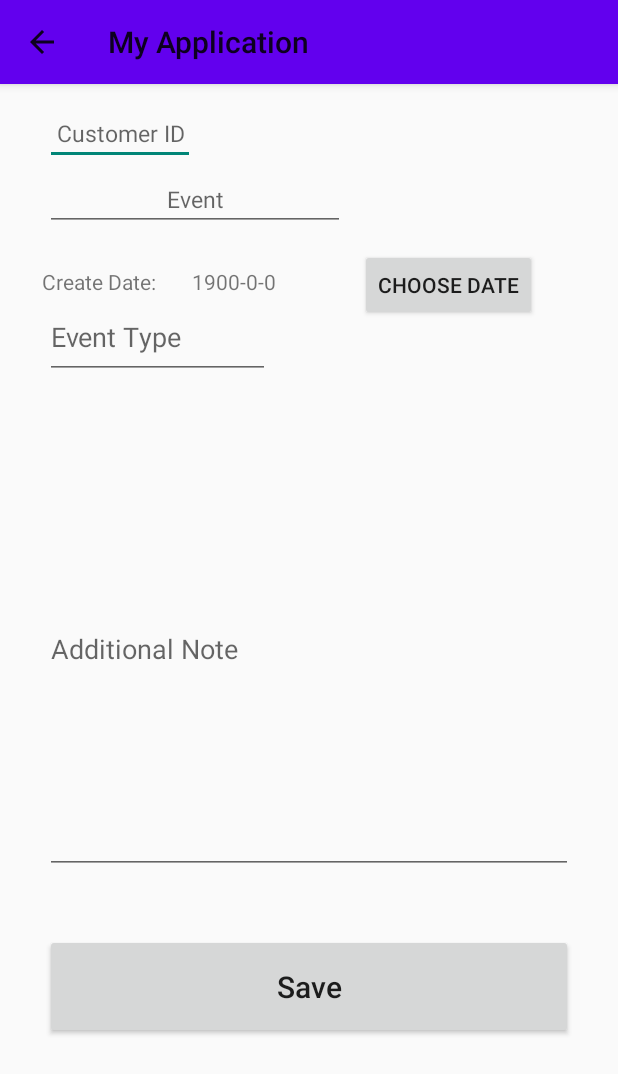
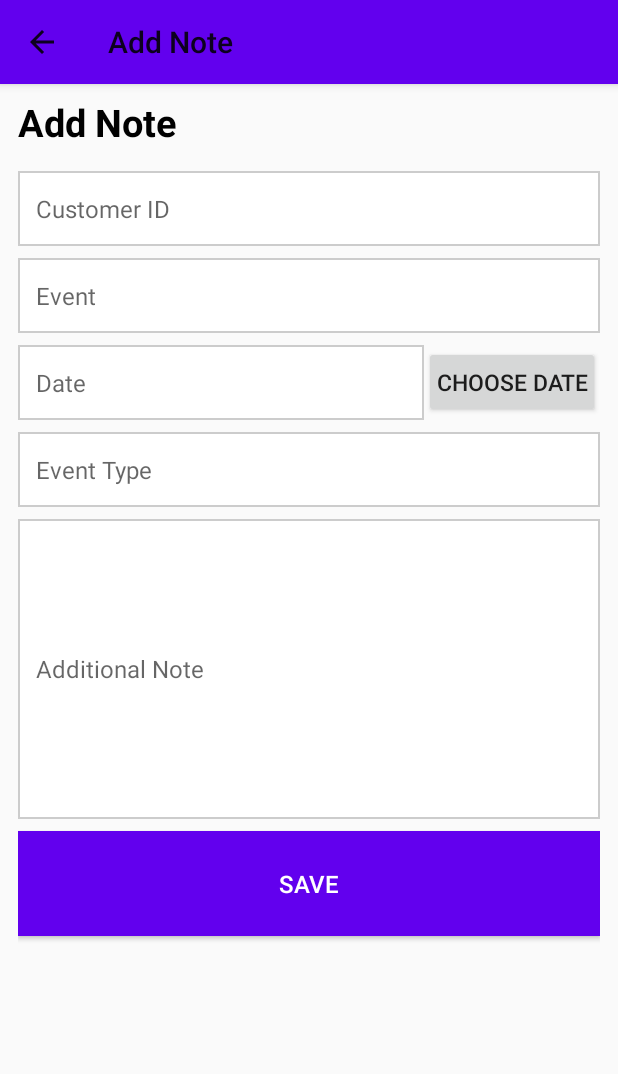
Before and after one commit to boshgg/IT-Team-062, an Android app: the NoteAddActivity screen opened directly, with no data from a screen before it, on a phone screen of 412 x 824 dp. Shown: the top 1074 px of the screen. Run offline under Robolectric (Android 15) with nearby library versions, the phone set to English and light mode, and no system bars.

Commit message:
last version

```diff
--- a/app/src/main/java/com/example/myapplication/activity/CreateDBActivity.java
+++ b/app/src/main/java/com/example/myapplication/activity/CreateDBActivity.java
@@ -198,7 +198,7 @@ public class CreateDBActivity extends AppCompatActivity {
                 String company = cursor.getString(cursor.getColumnIndexOrThrow("company"));
                 String country = cursor.getString(cursor.getColumnIndexOrThrow("country"));
                 String email = cursor.getString(cursor.getColumnIndexOrThrow("email"));
-//                String phone = cursor.getString(cursor.getColumnIndexOrThrow("phone"));
+                String phone = cursor.getString(cursor.getColumnIndexOrThrow("phone"));
                 String language = cursor.getString(cursor.getColumnIndexOrThrow("language"));
                 String location = cursor.getString(cursor.getColumnIndexOrThrow("location"));
                 String interest = cursor.getString(cursor.getColumnIndexOrThrow("interest"));
@@ -216,6 +216,8 @@ public class CreateDBActivity extends AppCompatActivity {
                 custom.setLocation(location);
                 custom.setInterest(interest);
                 custom.setInformation(information);
+                custom.setCountry(country);
+                custom.setPhone(phone);
 
                 allData.add(custom);
             }
--- a/app/src/main/java/com/example/myapplication/activity/CustomerInfoDBHelper.java
+++ b/app/src/main/java/com/example/myapplication/activity/CustomerInfoDBHelper.java
@@ -68,7 +68,7 @@ public class CustomerInfoDBHelper extends SQLiteOpenHelper {
                 COLUMN_GENDER + " TEXT, " +
                 COLUMN_COMPANY + " TEXT, " +
                 COLUMN_COUNTRY + " TEXT, " +
-//                        COLUMN_PHONE + " INTERGER, " +
+                COLUMN_PHONE + " TEXT, " +
                 COLUMN_EMAIL + " TEXT, " +
                 COLUMN_LANGUAGE + " TEXT, " +
                 COLUMN_LOCATION + " TEXT, " +
@@ -100,7 +100,7 @@ public class CustomerInfoDBHelper extends SQLiteOpenHelper {
         cv.put(COLUMN_GENDER, gender);
         cv.put(COLUMN_COMPANY, company);
         cv.put(COLUMN_COUNTRY, country);
-//        cv.put(COLUMN_PHONE, phone);
+        cv.put(COLUMN_PHONE, phone);
         cv.put(COLUMN_EMAIL, email);
         cv.put(COLUMN_LANGUAGE, language);
         cv.put(COLUMN_LOCATION, location);
@@ -182,7 +182,7 @@ public class CustomerInfoDBHelper extends SQLiteOpenHelper {
         cv.put(COLUMN_GENDER, gender);
         cv.put(COLUMN_COMPANY, company);
         cv.put(COLUMN_COUNTRY, country);
-//        cv.put(COLUMN_PHONE, phone);
+        cv.put(COLUMN_PHONE, phone);
         cv.put(COLUMN_EMAIL, email);
         cv.put(COLUMN_LANGUAGE, language);
         cv.put(COLUMN_LOCATION, location);
--- a/app/src/main/java/com/example/myapplication/activity/NoteAddActivity.java
+++ b/app/src/main/java/com/example/myapplication/activity/NoteAddActivity.java
@@ -27,6 +27,7 @@ public class NoteAddActivity extends AppCompatActivity implements View.OnClickLi
     protected void onCreate(Bundle savedInstanceState) {
         super.onCreate(savedInstanceState);
         setContentView(R.layout.activity_additional_note_add);
+        getSupportActionBar().setTitle("Add Note");
 
 
         userId = getIntent().getIntExtra("userId", -1);
@@ -61,7 +62,6 @@ public class NoteAddActivity extends AppCompatActivity implements View.OnClickLi
 
             }
         });
-
     }
 
     @Override
--- a/app/src/main/java/com/example/myapplication/activity/NoteListActivity.java
+++ b/app/src/main/java/com/example/myapplication/activity/NoteListActivity.java
@@ -7,6 +7,7 @@ import androidx.recyclerview.widget.RecyclerView;
 import android.content.Intent;
 import android.database.Cursor;
 import android.os.Bundle;
+import android.util.Log;
 import android.view.View;
 
 import com.example.myapplication.R;
@@ -29,6 +30,7 @@ public class NoteListActivity extends AppCompatActivity {
     protected void onCreate(Bundle savedInstanceState) {
         super.onCreate(savedInstanceState);
         setContentView(R.layout.activity_additional_note_list);
+        getSupportActionBar().setTitle("Note List");
 
         userId = getIntent().getIntExtra("userId", -1);
 
@@ -81,7 +83,7 @@ public class NoteListActivity extends AppCompatActivity {
                 note.setEvent(event);
                 note.setDate(date);
                 note.setAddnote(addnote);
-                note.setAddnote(type);
+                note.setType(type);
 
                 noteData.add(note);
             }
--- a/app/src/main/java/com/example/myapplication/adapter/CustomAdapter.java
+++ b/app/src/main/java/com/example/myapplication/adapter/CustomAdapter.java
@@ -49,7 +49,7 @@ public class CustomAdapter extends RecyclerView.Adapter<CustomAdapter.MyViewHold
         String company = custom.getCompany();
         String country = custom.getCountry();
         String email = custom.getEmail();
-//        String phone = custom.getPhone();
+        String phone = custom.getPhone();
         String language = custom.getLanguage();
         String location = custom.getLocation();
         String interest = custom.getInterest();
@@ -73,7 +73,7 @@ public class CustomAdapter extends RecyclerView.Adapter<CustomAdapter.MyViewHold
                 intent.putExtra("company",company);
                 intent.putExtra("country",country);
                 intent.putExtra("email",email);
-//                intent.putExtra("phone",phone);
+                intent.putExtra("phone",phone);
                 intent.putExtra("language",language);
                 intent.putExtra("location",location);
                 intent.putExtra("interest",interest);
--- a/app/src/main/java/com/example/myapplication/adapter/NoteListAdapter.java
+++ b/app/src/main/java/com/example/myapplication/adapter/NoteListAdapter.java
@@ -3,6 +3,7 @@ package com.example.myapplication.adapter;
 
 import android.content.Context;
 import android.content.Intent;
+import android.util.Log;
 import android.view.LayoutInflater;
 import android.view.View;
 import android.view.ViewGroup;
@@ -56,6 +57,7 @@ public class NoteListAdapter extends RecyclerView.Adapter<NoteListAdapter.MyView
             holder.tvDate.setText(date);
             holder.tvType.setText(type);
 
+
             holder.itemView.setOnClickListener(new View.OnClickListener() {
                 @Override
                 public void onClick(View view) {
@@ -64,7 +66,7 @@ public class NoteListAdapter extends RecyclerView.Adapter<NoteListAdapter.MyView
                     intent.putExtra("cid",cid);
                     intent.putExtra("event",event);
                     intent.putExtra("date",date);
-                    intent.putExtra("addnote",addnote);
+                    intent.putExtra("note",addnote);
                     intent.putExtra("type",type);
                     context.startActivity(intent);
                 }
--- a/app/src/main/res/layout/activity_additional_note_add.xml
+++ b/app/src/main/res/layout/activity_additional_note_add.xml
@@ -6,123 +6,93 @@
     android:layout_height="match_parent"
     tools:context=".activity.NoteAddActivity">
 
+    <LinearLayout
+        android:layout_width="match_parent"
+        android:layout_height="wrap_content"
+        app:layout_constraintTop_toTopOf="parent"
+        android:paddingHorizontal="12dp"
+        android:paddingVertical="8dp"
+        android:orientation="vertical">
+
+        <TextView
+            android:layout_width="match_parent"
+            android:layout_height="50dp"
+            android:text="Add Note"
+            android:textColor="@color/black"
+            android:textSize="25dp"
+            android:textStyle="bold"/>
+
+
         <EditText
             android:id="@+id/cid_input"
-        android:layout_width="100dp"
-        android:layout_height="wrap_content"
-        android:layout_marginStart="30dp"
-        android:layout_marginTop="12dp"
-        android:layout_marginEnd="3dp"
+            android:layout_width="match_parent"
+            android:layout_height="50dp"
+            style="@style/et_style"
             android:ems="5"
-        android:gravity="center"
-        android:hint="Customer ID"
-        android:importantForAutofill="no"
-        android:inputType="textPersonName"
-        android:minHeight="10dp"
-        android:textSize="15sp"
-        app:layout_constraintEnd_toEndOf="parent"
-        app:layout_constraintHorizontal_bias="0.0"
-        app:layout_constraintStart_toStartOf="parent"
-        app:layout_constraintTop_toTopOf="parent" />
+            android:hint="Customer ID" />
 
         <EditText
             android:id="@+id/event_input"
-        android:layout_width="200dp"
+            android:layout_width="match_parent"
+            style="@style/et_style"
+            android:ems="5"
+            android:hint="@string/event" />
+
+
+        <LinearLayout
+            android:layout_width="match_parent"
             android:layout_height="wrap_content"
-        android:layout_marginStart="30dp"
-        android:layout_marginTop="56dp"
-        android:layout_marginEnd="3dp"
-        android:ems="5"
-        android:gravity="center"
-        android:hint="@string/event"
-        android:importantForAutofill="no"
-        android:inputType="textPersonName"
-        android:minHeight="10dp"
+            android:orientation="horizontal"
+            android:gravity="center_vertical"
+            android:layout_marginBottom="8dp">
+
+            <EditText
+                android:id="@+id/date_input"
+                android:layout_width="0dp"
+                android:layout_weight="1"
+                android:layout_height="50dp"
+                android:ems="10"
+                android:hint="@string/date"
+                style="@style/et_style"
+                android:layout_marginBottom="0dp"
+                />
+
+
+            <Button
+                android:id="@+id/choose_date"
+                android:layout_width="wrap_content"
+                android:layout_height="wrap_content"
+                android:text="Choose Date"
                 android:textSize="15sp"
-        app:layout_constraintEnd_toEndOf="parent"
-        app:layout_constraintHorizontal_bias="0.0"
-        app:layout_constraintStart_toStartOf="parent"
-        app:layout_constraintTop_toTopOf="parent"
-        app:layout_constraintTop_toBottomOf="@+id/cid_input"/>
+                android:paddingHorizontal="8dp" />
+
+        </LinearLayout>
 
 
         <EditText
             android:id="@+id/type_input"
-        android:layout_width="150dp"
-        android:layout_height="wrap_content"
-        android:layout_marginStart="30dp"
-        android:layout_marginEnd="30dp"
-        android:ems="10"
+            android:layout_width="match_parent"
             android:hint="@string/event_type"
-        android:importantForAutofill="no"
-        android:inputType="textShortMessage"
-        android:minHeight="55dp"
-        app:layout_constraintEnd_toEndOf="parent"
-        app:layout_constraintHorizontal_bias="0.0"
-        app:layout_constraintStart_toStartOf="parent"
-        tools:layout_editor_absoluteY="172dp"
-        app:layout_constraintTop_toBottomOf="@+id/create_date"/>
+            style="@style/et_style" />
 
 
         <EditText
             android:id="@+id/note_input"
             android:layout_width="match_parent"
-        android:layout_height="300dp"
-        android:layout_marginStart="30dp"
-        android:layout_marginTop="30dp"
-        android:layout_marginEnd="30dp"
+            style="@style/et_style"
             android:ems="10"
             android:hint="@string/note"
-        android:inputType="textShortMessage"
-        android:minHeight="55dp"
-        app:layout_constraintEnd_toEndOf="parent"
-        app:layout_constraintHorizontal_bias="1.0"
-        app:layout_constraintStart_toStartOf="parent"
-        app:layout_constraintTop_toBottomOf="@+id/type_input"  />
+            android:layout_height="200dp" />
 
         <Button
             android:id="@+id/add_button"
             android:layout_width="match_parent"
             android:layout_height="70dp"
-        android:layout_marginStart="30dp"
-        android:layout_marginTop="40dp"
-        android:layout_marginEnd="30dp"
             android:text="@string/save"
-        android:textSize="20sp"
-        android:textAllCaps="false"
-        app:layout_constraintEnd_toEndOf="parent"
-        app:layout_constraintStart_toStartOf="parent"
-        app:layout_constraintTop_toBottomOf="@+id/note_input" />
+            style="@style/et_style"
+            android:gravity="center"
+            android:textColor="@color/white"
+            android:background="@color/purple_500"/>
 
-    <Button
-        android:id="@+id/choose_date"
-        android:layout_width="wrap_content"
-        android:layout_height="wrap_content"
-        android:layout_marginTop="12dp"
-        android:text="Choose Date"
-        app:layout_constraintEnd_toEndOf="parent"
-        app:layout_constraintHorizontal_bias="0.816"
-        app:layout_constraintStart_toStartOf="parent"
-        app:layout_constraintTop_toBottomOf="@+id/event_input" />
-
-    <TextView
-        android:id="@+id/create_date"
-        android:layout_width="wrap_content"
-        android:layout_height="wrap_content"
-        android:layout_marginStart="28dp"
-        android:layout_marginTop="24dp"
-        android:text="Create Date:"
-        app:layout_constraintStart_toStartOf="parent"
-        app:layout_constraintTop_toBottomOf="@+id/event_input" />
-
-    <TextView
-        android:id="@+id/date_input"
-        android:layout_width="wrap_content"
-        android:layout_height="wrap_content"
-        android:layout_marginStart="128dp"
-        android:layout_marginTop="24dp"
-        android:text="1900-0-0"
-        app:layout_constraintStart_toStartOf="parent"
-        app:layout_constraintTop_toBottomOf="@+id/event_input" />
-
+    </LinearLayout>
 </androidx.constraintlayout.widget.ConstraintLayout>
```
Also changed, not shown: app/src/main/java/com/example/myapplication/activity/UpdateActivity.java (+16 -1 lines), app/src/main/java/com/example/myapplication/activity/UpdateNoteActivity.java (+5 -4 lines), app/src/main/res/layout/activity_add.xml (+8 -3 lines), app/src/main/res/layout/activity_main.xml (+11 -2 lines), app/src/main/res/layout/activity_note_update.xml (+7 -6 lines), app/src/main/res/layout/activity_update.xml (+11 -4 lines), 3 other files. Lines whose indentation alone changed are shown as unchanged.
